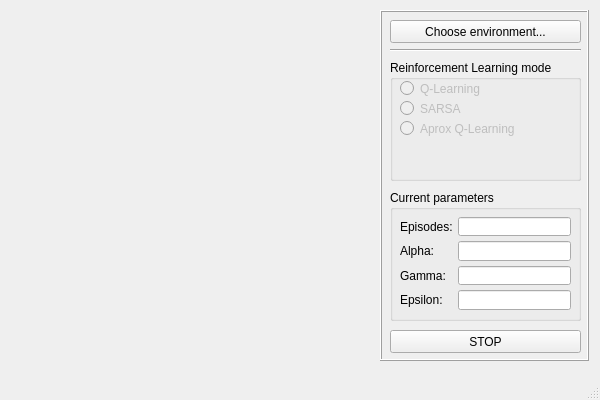
This is Reinforcement_Learning.QLearning/Reinforcement_LearningQLearning.ui in 3elk4/Reinforcement-Learning as Qt 5 draws it before an edit. The edited form follows.
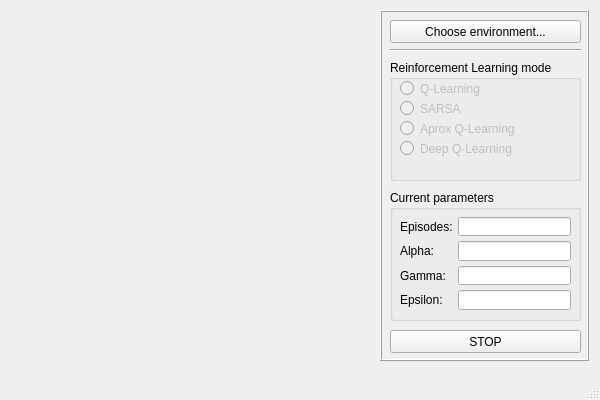
This is the edited form.

Commit message: deep reinforcement learning

The edit to the form file:
```diff
--- a/Reinforcement_Learning.QLearning/Reinforcement_LearningQLearning.ui
+++ b/Reinforcement_Learning.QLearning/Reinforcement_LearningQLearning.ui
@@ -121,6 +121,22 @@
        <string>Aprox Q-Learning</string>
       </property>
      </widget>
+     <widget class="QRadioButton" name="deepqlearning">
+      <property name="enabled">
+       <bool>false</bool>
+      </property>
+      <property name="geometry">
+       <rect>
+        <x>10</x>
+        <y>80</y>
+        <width>171</width>
+        <height>17</height>
+       </rect>
+      </property>
+      <property name="text">
+       <string>Deep Q-Learning</string>
+      </property>
+     </widget>
     </widget>
     <widget class="QPushButton" name="startstopbutton">
      <property name="geometry">
```
The commit also changes 26 other files.
